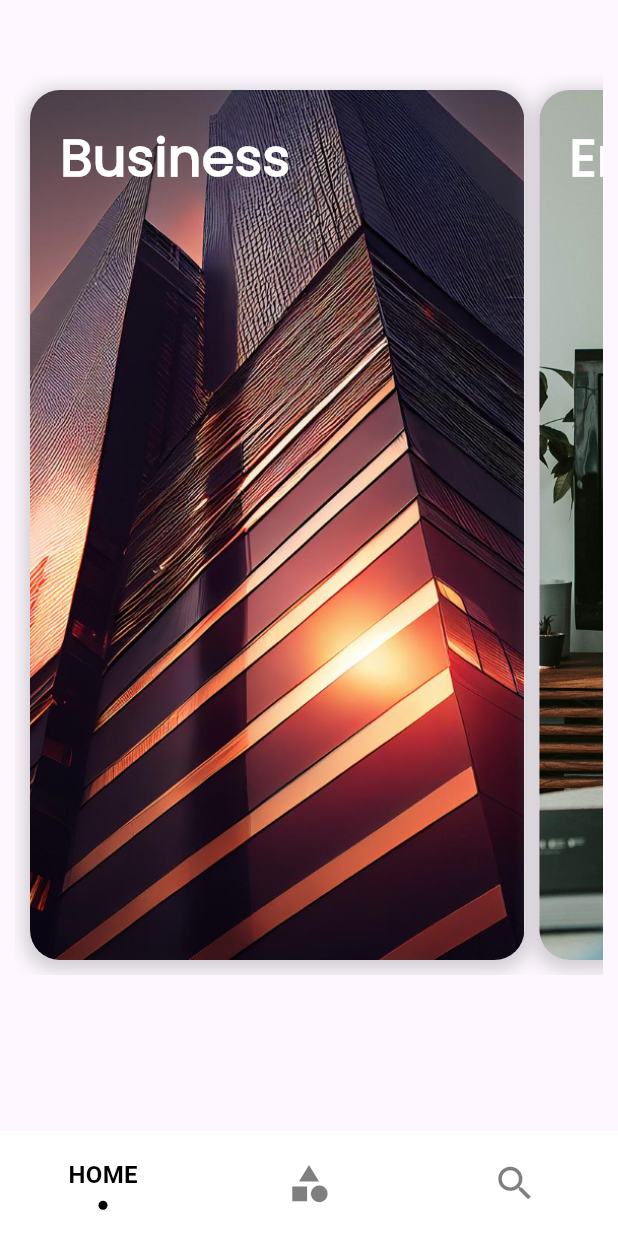
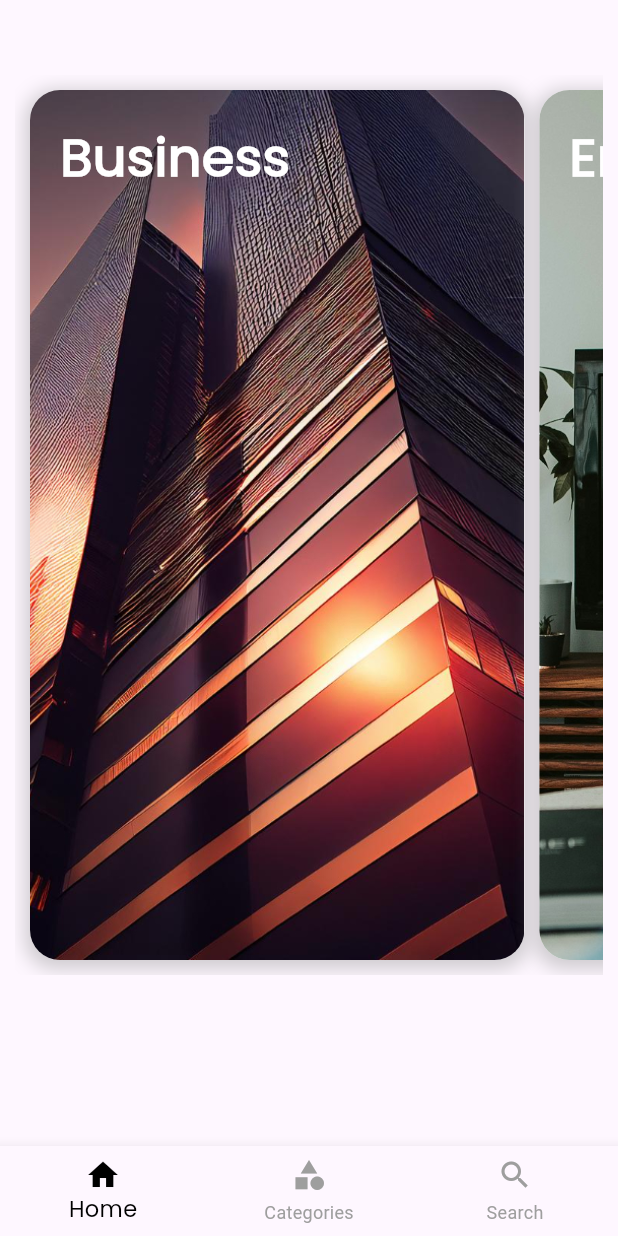
Before and after one commit to DrkDsk/NewsApp-Flutter, a Flutter app: the CategoryScreen screen opened by its route, on a phone screen of 412 x 824 dp. Run offline on Flutter 3.47's test engine with Material 3 defaults, Android fonts, the phone set to English and light mode, and no system bars; drawn by our look-alikes of sliding_clipped_nav_bar; our stand-ins replace go_router; network calls fail.

```diff
--- a/lib/ui/screens/main.screen.dart
+++ b/lib/ui/screens/main.screen.dart
@@ -6,7 +6,6 @@ import 'package:news_app/ui/screens/categories/category.screen.dart';
 import 'package:news_app/ui/screens/home/home.screen.dart';
 import 'package:news_app/ui/screens/search/search.screen.dart';
 import 'package:provider/provider.dart';
-import 'package:sliding_clipped_nav_bar/sliding_clipped_nav_bar.dart';
 
 class MainScreen extends StatefulWidget {
 
@@ -37,6 +36,12 @@ class _MainScreenState extends State<MainScreen> {
       newsViewModel.markAsLoading();
       newsViewModel.fetchTopHeadlines();
     }
+
+    if (index == 2) {
+      newsViewModel.clearArticles();
+      newsViewModel.clearTextSearchController();
+    }
+
     widget.navigationShell.goBranch(
       index,
       initialLocation: index == widget.navigationShell.currentIndex
@@ -53,31 +58,40 @@ class _MainScreenState extends State<MainScreen> {
             height: double.infinity,
             child: widget.navigationShell,
           ),
-          bottomNavigationBar: SlidingClippedNavBar(
-            backgroundColor: Colors.white,
-            barItems: [
-              BarItem(
-                  title: HomeScreen.route.toUpperCase(),
-                  icon: Icons.home
-              ),
-              BarItem(
-                  title: CategoryScreen.route.toUpperCase(),
-                  icon: Icons.category
-              ),
-              BarItem(
-                  title: SearchScreen.route.toUpperCase(),
-                  icon: Icons.search
-              ),
-            ],
-            selectedIndex: value.currentIndexSelectedPage,
-            iconSize: 30,
-            onButtonPressed: (int index) {
+          bottomNavigationBar: BottomNavigationBar(
+            onTap: (int index) {
               setState(() {
                 value.setCurrentIndexPage(index);
               });
               _goToBranch(value.currentIndexSelectedPage);
             },
-            activeColor: Colors.black,
+            selectedLabelStyle: const TextStyle(
+              fontFamily: 'Poppins',
+              fontSize: 15
+            ),
+            selectedItemColor: Colors.black,
+            unselectedItemColor: Colors.grey.shade500,
+            currentIndex: value.currentIndexSelectedPage,
+            items: const [
+              BottomNavigationBarItem(
+                label: HomeScreen.route,
+                icon: Icon(
+                    Icons.home
+                )
+              ),
+              BottomNavigationBarItem(
+                  label: CategoryScreen.route,
+                  icon: Icon(
+                      Icons.category
+                  )
+              ),
+              BottomNavigationBarItem(
+                label: SearchScreen.route,
+                icon: Icon(
+                    Icons.search
+                )
+              )
+            ],
           ),
         );
       },
--- a/lib/ui/screens/search/search.input.dart
+++ b/lib/ui/screens/search/search.input.dart
@@ -39,7 +39,8 @@ class _SearchInputState extends State<SearchInput> {
       if (textController.text.isNotEmpty) {
         String searchText = textController.text;
         newsViewModel.setHeaderListNewsTitle(searchText);
-        newsViewModel.fetchNewsBySearchField(searchText);
+        newsViewModel.setTextSearchController(textController);
+        newsViewModel.fetchNewsBySearchField();
       } else {
         newsViewModel.setHeaderListNewsTitle("Latest news");
         newsViewModel.fetchTopHeadlines();
@@ -50,7 +51,7 @@ class _SearchInputState extends State<SearchInput> {
   @override
   Widget build(BuildContext context) {
     return Padding(
-      padding: const EdgeInsets.only(top: 20, bottom: 5),
+      padding: const EdgeInsets.only(top: 20, bottom: 15),
       child: Container(
         height: 80,
         width: MediaQuery.of(context).size.width * 0.8,
--- a/pubspec.yaml
+++ b/pubspec.yaml
@@ -31,7 +31,6 @@ dependencies:
   http: ^1.2.1
   provider: ^6.1.2
   go_router: ^14.1.4
-  sliding_clipped_nav_bar: ^3.1.1
   intl: ^0.18.1
   flutter:
     sdk: flutter
```
Also changed, not shown: lib/domain/viewmodels/news.viewmodel.dart (+19 -3 lines), lib/ui/screens/shared/large.button.dart (deleted, +0 -40 lines), pubspec.lock.
